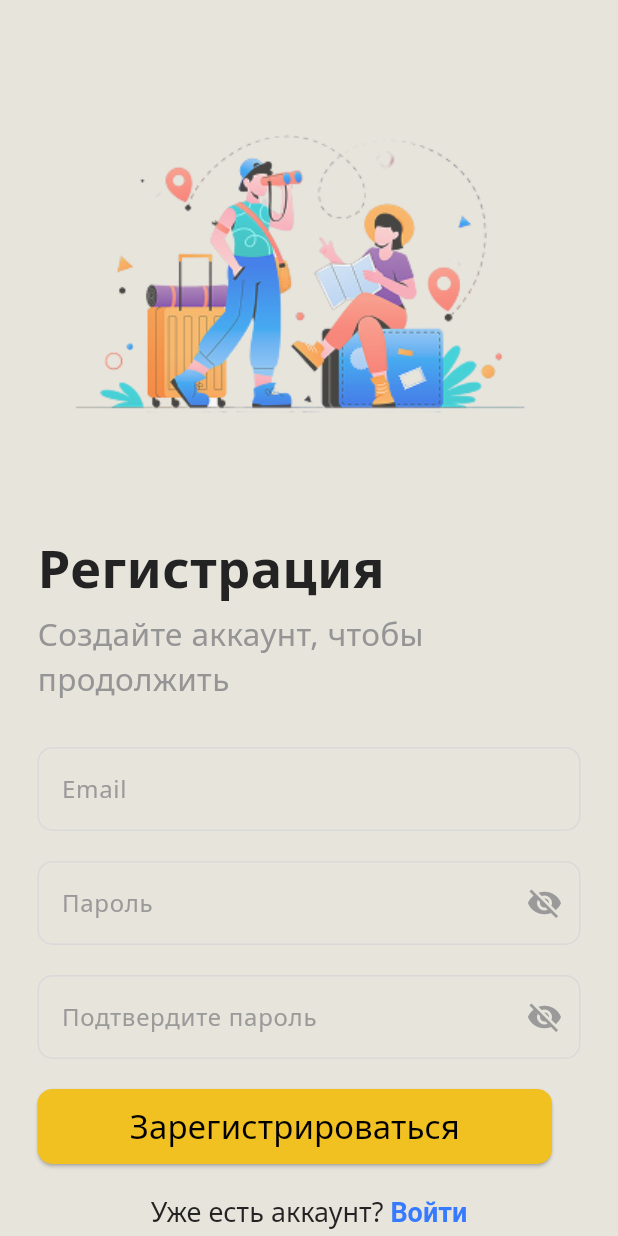
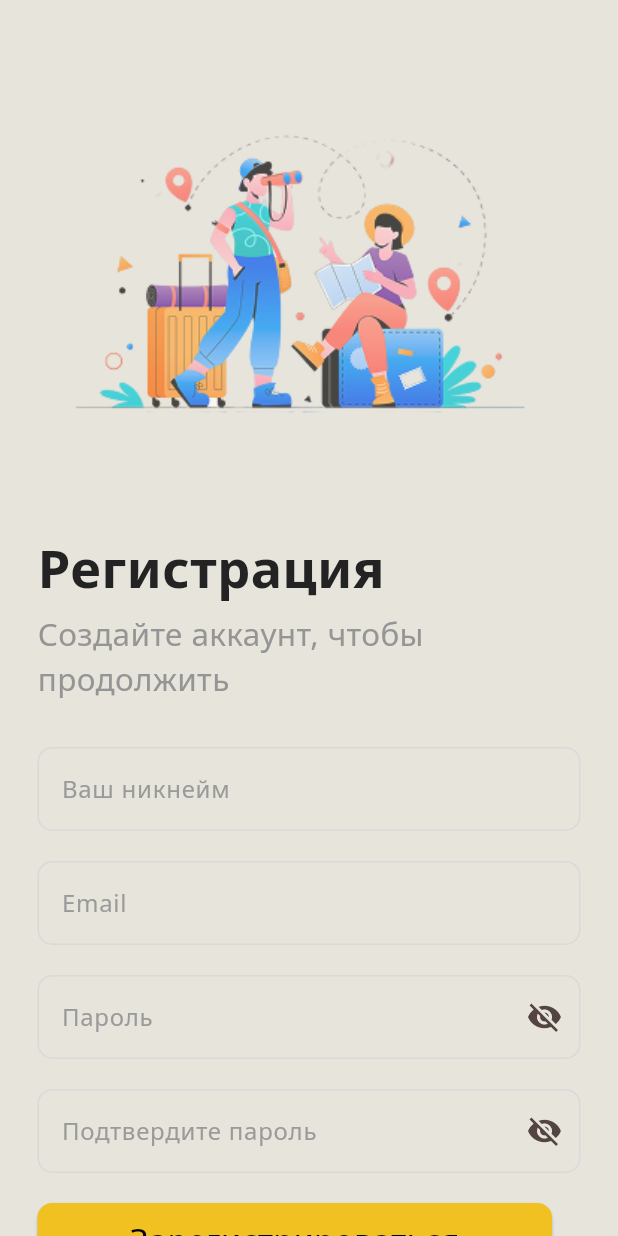
Before and after one commit to slash0t/travel-planner-android, a Flutter app: the RegistrationScreen screen opened directly, on a phone screen of 412 x 824 dp. Run offline on Flutter 3.47's test engine with Material 3 defaults, Android fonts, the phone set to English and light mode, and no system bars; our stand-ins replace connectivity_plus, device_info_plus, dio, file_picker, flutter_dotenv, hive_flutter and 2 more; accounts and stored records are empty; network calls fail.

Commit message:
fix(auth): fixed register screen and logic

```diff
--- a/lib/model/auth_model.dart
+++ b/lib/model/auth_model.dart
@@ -1,5 +1,6 @@
 class AuthModel {
   final String email;
+  final String? username;
   final String password;
   final String? deviceId;
   final String? confirmPassword;
@@ -7,6 +8,7 @@ class AuthModel {
   AuthModel({
     required this.email,
     required this.password,
+    this.username,
     this.deviceId,
     this.confirmPassword,
   });
@@ -24,7 +26,7 @@ class AuthModel {
       'email': email,
       'password': password,
       'deviceId': deviceId,
-      'username': email,
+      'username': username ?? email,
       'firstName': '',
       'lastName': '',
     };
--- a/lib/view-model/registration_view_model.dart
+++ b/lib/view-model/registration_view_model.dart
@@ -4,17 +4,24 @@ import 'package:putevod/external/auth_service.dart';
 class RegistrationViewModel extends ChangeNotifier {
   final AuthService _authService = AuthService();
 
+  String _username = '';
   String _email = '';
   String _password = '';
   String _confirmPassword = '';
   String _errorMessage = '';
   bool _isLoading = false;
 
+  String get username => _email;
   String get email => _email;
   String get password => _password;
   String get confirmPassword => _confirmPassword;
   String get errorMessage => _errorMessage;
   bool get isLoading => _isLoading;
+
+  void setUsername(String username) {
+    _username = username;
+    notifyListeners();
+  }
 
   void setEmail(String email) {
     _email = email;
@@ -62,7 +69,7 @@ class RegistrationViewModel extends ChangeNotifier {
     _setLoading(true);
     _setErrorMessage('');
 
-    final response = await _authService.register(_email, _password);
+    final response = await _authService.register(_username, _email, _password);
     _setLoading(false);
 
     if (response.success) {
--- a/lib/view/screens/registration_screen.dart
+++ b/lib/view/screens/registration_screen.dart
@@ -4,6 +4,8 @@ import 'package:putevod/view/screens/login_screen.dart';
 import 'package:putevod/view/screens/main_menu_screen.dart';
 import 'package:putevod/model/app_colors.dart';
 import 'package:putevod/view-model/registration_view_model.dart';
+
+import '../widgets/password_field.dart';
 
 class RegistrationScreen extends StatelessWidget {
   const RegistrationScreen({super.key});
@@ -64,6 +66,34 @@ class RegistrationScreen extends StatelessWidget {
                     ),
                   ),
                 TextField(
+                  onChanged: (value) => viewModel.setUsername(value),
+                  decoration: InputDecoration(
+                    labelText: 'Ваш никнейм',
+                    labelStyle: const TextStyle(
+                      color: Color(0xFF9A9A9A),
+                      fontFamily: 'NotoSans',
+                    ),
+                    enabledBorder: OutlineInputBorder(
+                      borderRadius: BorderRadius.circular(10),
+                      borderSide: const BorderSide(
+                        color: Color(0xFFD9D9D9),
+                      ),
+                    ),
+                    focusedBorder: OutlineInputBorder(
+                      borderRadius: BorderRadius.circular(10),
+                      borderSide: const BorderSide(
+                        color: AppColors.accent,
+                        width: 2.0,
+                      ),
+                    ),
+                    floatingLabelStyle: const TextStyle(
+                      color: AppColors.accent,
+                      fontFamily: 'NotoSans',
+                    ),
+                  ),
+                ),
+                const SizedBox(height: 20),
+                TextField(
                   onChanged: (value) => viewModel.setEmail(value),
                   decoration: InputDecoration(
                     labelText: 'Email',
@@ -91,70 +121,14 @@ class RegistrationScreen extends StatelessWidget {
                   ),
                 ),
                 const SizedBox(height: 20),
-                TextField(
+                PasswordField(
                   onChanged: (value) => viewModel.setPassword(value),
-                  obscureText: true,
-                  decoration: InputDecoration(
-                    labelText: 'Пароль',
-                    labelStyle: const TextStyle(
-                      color: Color(0xFF9A9A9A),
-                      fontFamily: 'NotoSans',
-                    ),
-                    enabledBorder: OutlineInputBorder(
-                      borderRadius: BorderRadius.circular(10),
-                      borderSide: const BorderSide(
-                        color: Color(0xFFD9D9D9),
-                      ),
-                    ),
-                    focusedBorder: OutlineInputBorder(
-                      borderRadius: BorderRadius.circular(10),
-                      borderSide: const BorderSide(
-                        color: AppColors.accent,
-                        width: 2.0,
-                      ),
-                    ),
-                    floatingLabelStyle: const TextStyle(
-                      color: AppColors.accent,
-                      fontFamily: 'NotoSans',
-                    ),
-                    suffixIcon: const Icon(
-                      Icons.visibility_off,
-                      color: Color(0xFF9A9A9A),
-                    ),
-                  ),
+                  label: 'Пароль'
                 ),
                 const SizedBox(height: 20),
-                TextField(
-                  onChanged: (value) => viewModel.setConfirmPassword(value),
-                  obscureText: true,
-                  decoration: InputDecoration(
-                    labelText: 'Подтвердите пароль',
-                    labelStyle: const TextStyle(
-                      color: Color(0xFF9A9A9A),
-                      fontFamily: 'NotoSans',
-                    ),
-                    enabledBorder: OutlineInputBorder(
-                      borderRadius: BorderRadius.circular(10),
-                      borderSide: const BorderSide(
-                        color: Color(0xFFD9D9D9),
-                      ),
-                    ),
-                    focusedBorder: OutlineInputBorder(
-                      borderRadius: BorderRadius.circular(10),
-                      borderSide: const BorderSide(
-                        color: AppColors.accent,
-                        width: 2.0,
-                      ),
-                    ),
-                    floatingLabelStyle: const TextStyle(
-                      color: AppColors.accent,
-                      fontFamily: 'NotoSans',
-                    ),
-                    suffixIcon: const Icon(
-                      Icons.visibility_off,
-                      color: Color(0xFF9A9A9A),
-                    ),
-                  ),
+                PasswordField(
+                    onChanged: (value) => viewModel.setConfirmPassword(value),
+                    label: 'Подтвердите пароль'
                 ),
                 const SizedBox(height: 20),
                 ElevatedButton(
--- /dev/null
+++ b/lib/view/widgets/password_field.dart
@@ -0,0 +1,62 @@
+import 'package:flutter/material.dart';
+
+import '../../model/app_colors.dart';
+
+class PasswordField extends StatefulWidget {
+  final ValueChanged<String>? onChanged;
+  final String? label;
+
+  const PasswordField({Key? key, this.onChanged, this.label}) : super(key: key);
+
+  @override
+  _PasswordFieldState createState() => _PasswordFieldState();
+}
+
+class _PasswordFieldState extends State<PasswordField> {
+  // Initially obscure the text
+  bool _obscureText = true;
+
+  @override
+  Widget build(BuildContext context) {
+    return TextField(
+      // Toggle obscuring
+      obscureText: _obscureText,
+      // Pass through onChanged
+      onChanged: widget.onChanged,
+      decoration: InputDecoration(
+        labelText: widget.label,
+        labelStyle: const TextStyle(
+          color: Color(0xFF9A9A9A),
+          fontFamily: 'NotoSans',
+        ),
+        enabledBorder: OutlineInputBorder(
+          borderRadius: BorderRadius.circular(10),
+          borderSide: const BorderSide(
+            color: Color(0xFFD9D9D9),
+          ),
+        ),
+        focusedBorder: OutlineInputBorder(
+          borderRadius: BorderRadius.circular(10),
+          borderSide: const BorderSide(
+            color: AppColors.accent,
+            width: 2.0,
+          ),
+        ),
+        floatingLabelStyle: const TextStyle(
+          color: AppColors.accent,
+          fontFamily: 'NotoSans',
+        ),
+        suffixIcon: IconButton(
+          icon: Icon(
+            !_obscureText ? Icons.visibility : Icons.visibility_off,
+          ),
+          onPressed: () {
+            setState(() {
+              _obscureText = !_obscureText;
+            });
+          },
+        ),
+      ),
+    );
+  }
+}
```
Also changed, not shown: lib/external/auth_service.dart (+14 -6 lines).
